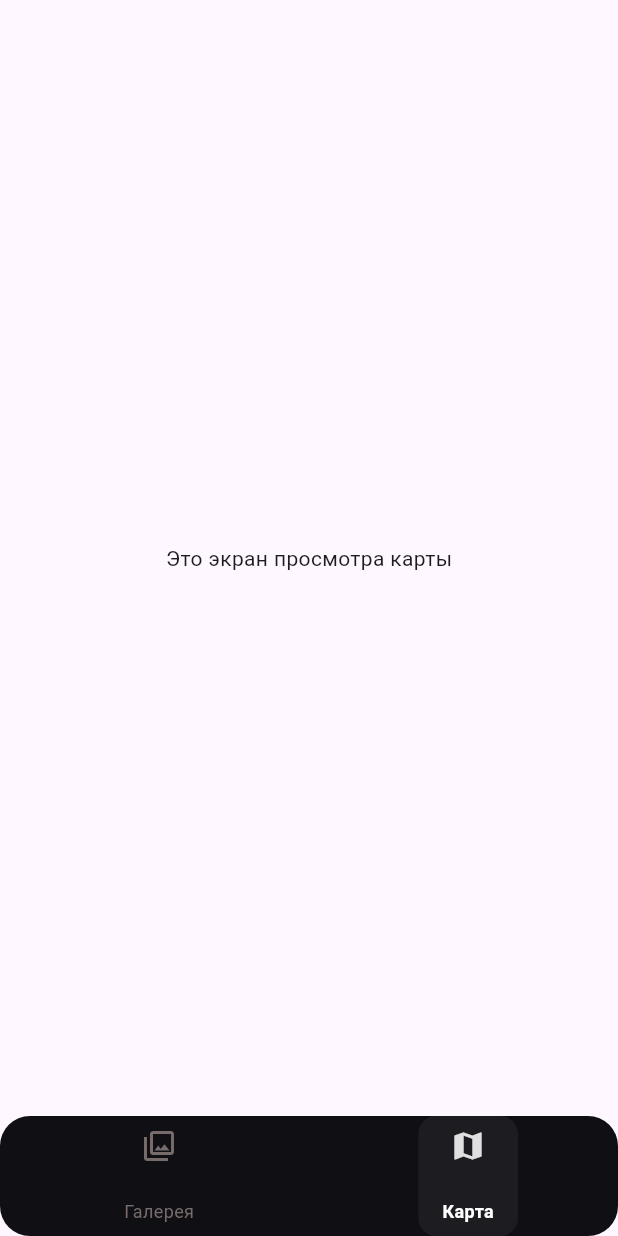
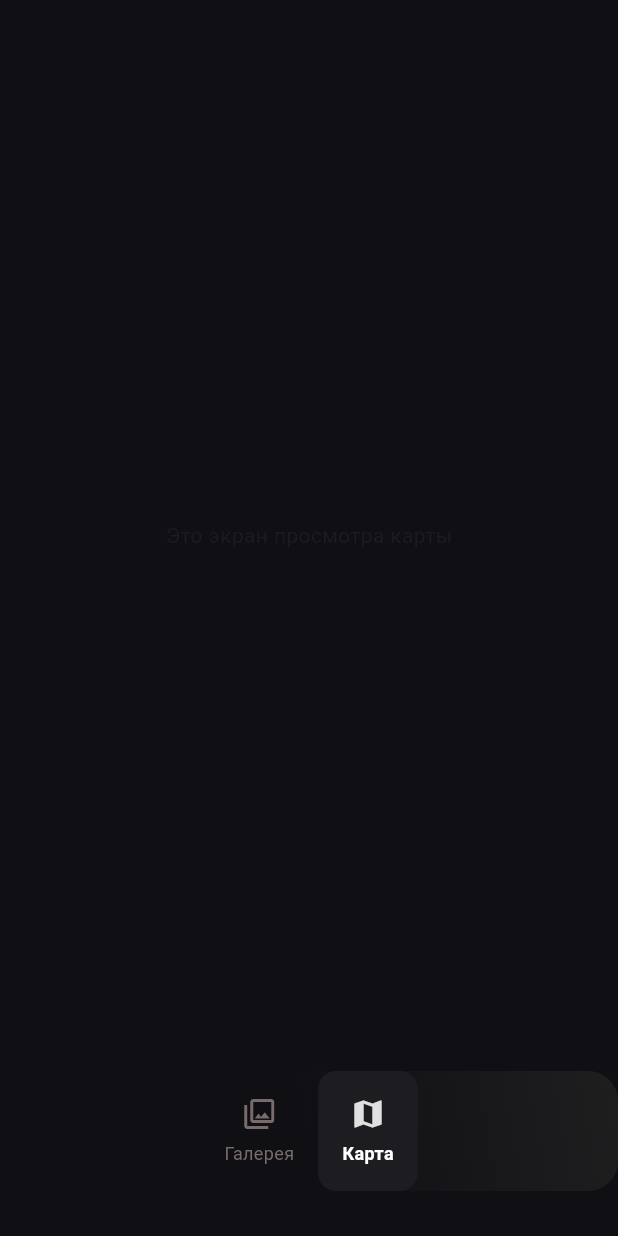
Before and after one commit to Bogdan-Taran/geo_album, a Flutter app: the screen it shows after launch, after a tap on "Карта", on a phone screen of 412 x 824 dp. Run offline on Flutter 3.47's test engine with Material 3 defaults, Android fonts, the light colour scheme and no system bars; our stand-ins replace go_router.

Commit message:
Changed background color on screens

```diff
--- a/lib/custom_bottom_nav_bar.dart
+++ b/lib/custom_bottom_nav_bar.dart
@@ -38,25 +38,31 @@ class CustomNavBar extends StatelessWidget {
         //индекс 'map' ветки - 1 (0-indexed)
         onTap: () => _onTap(1),
       ),
-      // _NavBarItem(
-      //   icon: Icons.photo_outlined,
-      //   activeIcon: Icons.photo,
-      //   label: 'Фото',
-      //   isActive: currentIndex == 1,
-      //   //индекс 'map' ветки - 2 (0-indexed)
-      //   onTap: () => _onTap(2),
-      // ),
     ];
 
     return Container(
+      margin: EdgeInsets.only(bottom: 30),
+
       height: 80,
+      width: 200,
       decoration: BoxDecoration(
-        color: Color(0xff100F14),
+
+        gradient: LinearGradient(
+            colors: <Color>[
+              Color(0xcd100f14),
+              Color(0xcb100f14),
+              Color(0xcb222222),
+            ],
+          begin: Alignment.bottomLeft,
+          end: Alignment.topRight,
+
+        ),
         borderRadius: BorderRadius.circular(20),
       ),
       child: Row(
-        mainAxisAlignment: MainAxisAlignment.spaceAround,
+        mainAxisAlignment: MainAxisAlignment.center,
         children: items,
+
       ),
     );
   }
@@ -91,7 +97,8 @@ class _NavBarItem extends StatelessWidget{
           borderRadius: BorderRadius.circular(12),
         ),
         child: Column(
-          mainAxisAlignment: MainAxisAlignment.spaceBetween, //будет занимать минимум места
+          mainAxisAlignment: MainAxisAlignment.center,
+          spacing: 1,
           children: [
             Icon(
               isActive ? activeIcon : icon,
--- a/lib/gallery_screen.dart
+++ b/lib/gallery_screen.dart
@@ -15,6 +15,7 @@ class GalleryScreen extends StatelessWidget {
   @override
   Widget build(BuildContext context) {
     return Scaffold(
+      backgroundColor: backColorScreens,
       appBar: AppBar(
         elevation: 0,
         backgroundColor: backColorScreens,
@@ -46,7 +47,7 @@ class GalleryScreen extends StatelessWidget {
                     child: Container(
                       padding: const EdgeInsets.symmetric(horizontal: 10, vertical: 20),
                       decoration: const BoxDecoration(
-                        color: whiteColor,
+                        color: backColorScreens,
                       ),
                       child: GridView.builder(
                         gridDelegate: const SliverGridDelegateWithFixedCrossAxisCount(
--- a/lib/root_screen.dart
+++ b/lib/root_screen.dart
@@ -1,6 +1,9 @@
 import 'package:flutter/material.dart';
 import 'package:go_router/go_router.dart';
 import 'custom_bottom_nav_bar.dart';
+
+const backColorScreens = Color(0xff100F14);
+
 
 class RootScreen extends StatelessWidget {
   const RootScreen({super.key, required this.navigationShell});
@@ -12,6 +15,7 @@ class RootScreen extends StatelessWidget {
   Widget build(BuildContext context) {
     return Scaffold(
       body: navigationShell,
+        backgroundColor: backColorScreens,
         bottomNavigationBar: CustomNavBar(
         currentIndex: navigationShell.currentIndex, //передаём текущий индекс
            navigationShell: navigationShell,
```
